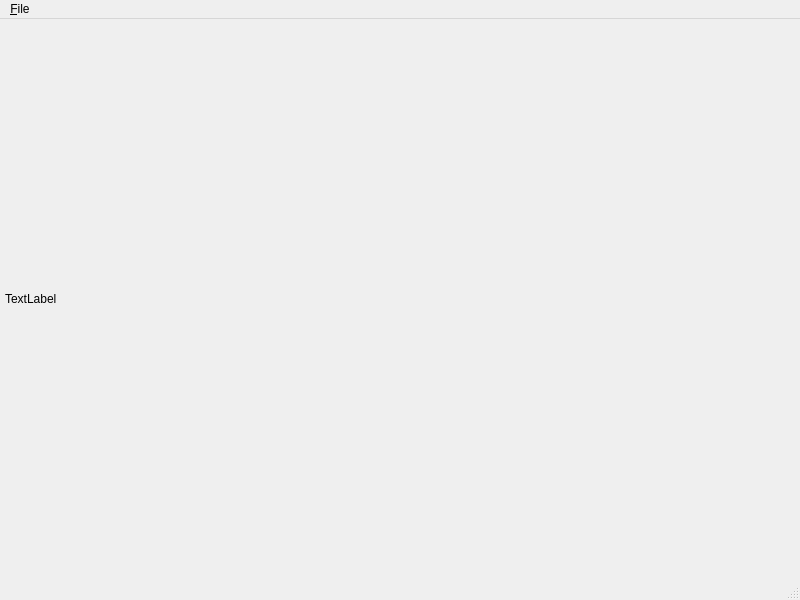
The window that UI/luna-calendar.ui (textbrowser/luna) describes before a commit, drawn with Qt 5.
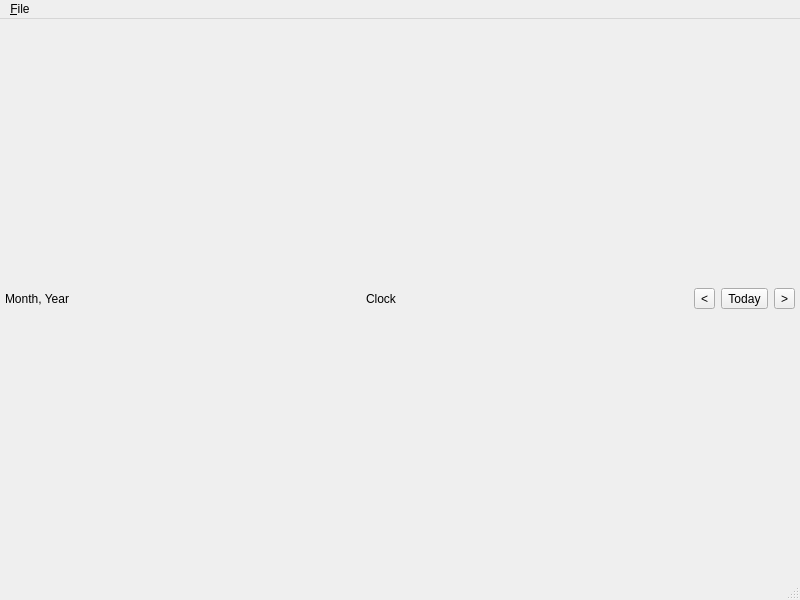
The same window after the commit.

```diff
--- a/UI/luna-calendar.ui
+++ b/UI/luna-calendar.ui
@@ -32,7 +32,27 @@
       <item>
        <widget class="QLabel" name="month">
         <property name="text">
-         <string>TextLabel</string>
+         <string>Month, Year</string>
+        </property>
+       </widget>
+      </item>
+      <item>
+       <spacer name="horizontalSpacer_2">
+        <property name="orientation">
+         <enum>Qt::Orientation::Horizontal</enum>
+        </property>
+        <property name="sizeHint" stdset="0">
+         <size>
+          <width>40</width>
+          <height>20</height>
+         </size>
+        </property>
+       </spacer>
+      </item>
+      <item>
+       <widget class="QLabel" name="clock">
+        <property name="text">
+         <string>Clock</string>
         </property>
        </widget>
       </item>
@@ -49,6 +69,27 @@
         </property>
        </spacer>
       </item>
+      <item>
+       <widget class="QToolButton" name="previous_month">
+        <property name="text">
+         <string>&lt;</string>
+        </property>
+       </widget>
+      </item>
+      <item>
+       <widget class="QToolButton" name="today">
+        <property name="text">
+         <string>Today</string>
+        </property>
+       </widget>
+      </item>
+      <item>
+       <widget class="QToolButton" name="next_month">
+        <property name="text">
+         <string>&gt;</string>
+        </property>
+       </widget>
+      </item>
      </layout>
     </item>
     <item>
```
Left out of the diff: 7 changed lines with no effect on the pictures.
